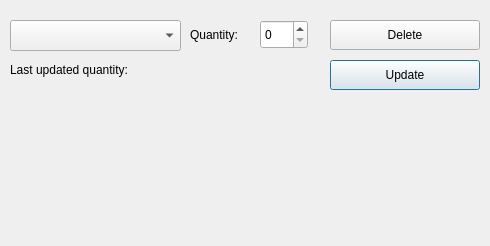
Qt form partupdate.ui (totargaming/AutomotiveRepairManagement) before a commit.
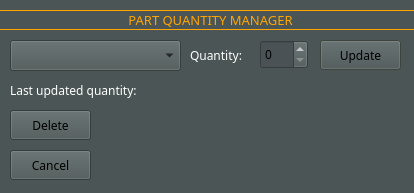
The same form after that commit.

Commit message: redesign Ui and add cancel btn

Patch:
```diff
--- a/partupdate.ui
+++ b/partupdate.ui
@@ -6,10 +6,497 @@
    <rect>
     <x>0</x>
     <y>0</y>
-    <width>490</width>
-    <height>246</height>
+    <width>414</width>
+    <height>193</height>
    </rect>
   </property>
+  <property name="palette">
+   <palette>
+    <active>
+     <colorrole role="WindowText">
+      <brush brushstyle="SolidPattern">
+       <color alpha="255">
+        <red>255</red>
+        <green>255</green>
+        <blue>255</blue>
+       </color>
+      </brush>
+     </colorrole>
+     <colorrole role="Button">
+      <brush brushstyle="SolidPattern">
+       <color alpha="255">
+        <red>75</red>
+        <green>85</green>
+        <blue>85</blue>
+       </color>
+      </brush>
+     </colorrole>
+     <colorrole role="Light">
+      <brush brushstyle="SolidPattern">
+       <color alpha="255">
+        <red>112</red>
+        <green>127</green>
+        <blue>127</blue>
+       </color>
+      </brush>
+     </colorrole>
+     <colorrole role="Midlight">
+      <brush brushstyle="SolidPattern">
+       <color alpha="255">
+        <red>93</red>
+        <green>106</green>
+        <blue>106</blue>
+       </color>
+      </brush>
+     </colorrole>
+     <colorrole role="Dark">
+      <brush brushstyle="SolidPattern">
+       <color alpha="255">
+        <red>37</red>
+        <green>42</green>
+        <blue>42</blue>
+       </color>
+      </brush>
+     </colorrole>
+     <colorrole role="Mid">
+      <brush brushstyle="SolidPattern">
+       <color alpha="255">
+        <red>50</red>
+        <green>57</green>
+        <blue>57</blue>
+       </color>
+      </brush>
+     </colorrole>
+     <colorrole role="Text">
+      <brush brushstyle="SolidPattern">
+       <color alpha="255">
+        <red>0</red>
+        <green>0</green>
+        <blue>0</blue>
+       </color>
+      </brush>
+     </colorrole>
+     <colorrole role="BrightText">
+      <brush brushstyle="SolidPattern">
+       <color alpha="255">
+        <red>255</red>
+        <green>255</green>
+        <blue>255</blue>
+       </color>
+      </brush>
+     </colorrole>
+     <colorrole role="ButtonText">
+      <brush brushstyle="SolidPattern">
+       <color alpha="255">
+        <red>0</red>
+        <green>0</green>
+        <blue>0</blue>
+       </color>
+      </brush>
+     </colorrole>
+     <colorrole role="Base">
+      <brush brushstyle="SolidPattern">
+       <color alpha="255">
+        <red>74</red>
+        <green>82</green>
+        <blue>85</blue>
+       </color>
+      </brush>
+     </colorrole>
+     <colorrole role="Window">
+      <brush brushstyle="SolidPattern">
+       <color alpha="255">
+        <red>75</red>
+        <green>85</green>
+        <blue>85</blue>
+       </color>
+      </brush>
+     </colorrole>
+     <colorrole role="Shadow">
+      <brush brushstyle="SolidPattern">
+       <color alpha="255">
+        <red>113</red>
+        <green>126</green>
+        <blue>130</blue>
+       </color>
+      </brush>
+     </colorrole>
+     <colorrole role="Highlight">
+      <brush brushstyle="SolidPattern">
+       <color alpha="255">
+        <red>76</red>
+        <green>85</green>
+        <blue>78</blue>
+       </color>
+      </brush>
+     </colorrole>
+     <colorrole role="AlternateBase">
+      <brush brushstyle="SolidPattern">
+       <color alpha="255">
+        <red>37</red>
+        <green>42</green>
+        <blue>42</blue>
+       </color>
+      </brush>
+     </colorrole>
+     <colorrole role="ToolTipBase">
+      <brush brushstyle="SolidPattern">
+       <color alpha="255">
+        <red>255</red>
+        <green>255</green>
+        <blue>220</blue>
+       </color>
+      </brush>
+     </colorrole>
+     <colorrole role="ToolTipText">
+      <brush brushstyle="SolidPattern">
+       <color alpha="255">
+        <red>0</red>
+        <green>0</green>
+        <blue>0</blue>
+       </color>
+      </brush>
+     </colorrole>
+     <colorrole role="PlaceholderText">
+      <brush brushstyle="SolidPattern">
+       <color alpha="127">
+        <red>255</red>
+        <green>255</green>
+        <blue>255</blue>
+       </color>
+      </brush>
+     </colorrole>
+     <colorrole role="Accent">
+      <brush brushstyle="SolidPattern">
+       <color alpha="255">
+        <red>0</red>
+        <green>255</green>
+        <blue>255</blue>
+       </color>
+      </brush>
+     </colorrole>
+    </active>
+    <inactive>
+     <colorrole role="WindowText">
+      <brush brushstyle="SolidPattern">
+       <color alpha="255">
+        <red>255</red>
+        <green>255</green>
+        <blue>255</blue>
+       </color>
+      </brush>
+     </colorrole>
+     <colorrole role="Button">
+      <brush brushstyle="SolidPattern">
+       <color alpha="255">
+        <red>75</red>
+        <green>85</green>
+        <blue>85</blue>
+       </color>
+      </brush>
+     </colorrole>
+     <colorrole role="Light">
+      <brush brushstyle="SolidPattern">
+       <color alpha="255">
+        <red>112</red>
+        <green>127</green>
+        <blue>127</blue>
+       </color>
+      </brush>
+     </colorrole>
+     <colorrole role="Midlight">
+      <brush brushstyle="SolidPattern">
+       <color alpha="255">
+        <red>93</red>
+        <green>106</green>
+        <blue>106</blue>
+       </color>
+      </brush>
+     </colorrole>
+     <colorrole role="Dark">
+      <brush brushstyle="SolidPattern">
+       <color alpha="255">
+        <red>37</red>
+        <green>42</green>
+        <blue>42</blue>
+       </color>
+      </brush>
+     </colorrole>
+     <colorrole role="Mid">
+      <brush brushstyle="SolidPattern">
+       <color alpha="255">
+        <red>50</red>
+        <green>57</green>
+        <blue>57</blue>
+       </color>
+      </brush>
+     </colorrole>
+     <colorrole role="Text">
+      <brush brushstyle="SolidPattern">
+       <color alpha="255">
+        <red>0</red>
+        <green>0</green>
+        <blue>0</blue>
+       </color>
+      </brush>
+     </colorrole>
+     <colorrole role="BrightText">
+      <brush brushstyle="SolidPattern">
+       <color alpha="255">
+        <red>255</red>
+        <green>255</green>
+        <blue>255</blue>
+       </color>
+      </brush>
+     </colorrole>
+     <colorrole role="ButtonText">
+      <brush brushstyle="SolidPattern">
+       <color alpha="255">
+        <red>0</red>
+        <green>0</green>
+        <blue>0</blue>
+       </color>
+      </brush>
+     </colorrole>
+     <colorrole role="Base">
+      <brush brushstyle="SolidPattern">
+       <color alpha="255">
+        <red>74</red>
+        <green>82</green>
+        <blue>85</blue>
+       </color>
+      </brush>
+     </colorrole>
+     <colorrole role="Window">
+      <brush brushstyle="SolidPattern">
+       <color alpha="255">
+        <red>75</red>
+        <green>85</green>
+        <blue>85</blue>
+       </color>
+      </brush>
+     </colorrole>
+     <colorrole role="Shadow">
+      <brush brushstyle="SolidPattern">
+       <color alpha="255">
+        <red>113</red>
+        <green>126</green>
+        <blue>130</blue>
+       </color>
+      </brush>
+     </colorrole>
+     <colorrole role="Highlight">
+      <brush brushstyle="SolidPattern">
+       <color alpha="255">
+        <red>76</red>
+        <green>85</green>
+        <blue>78</blue>
+       </color>
+      </brush>
+     </colorrole>
+     <colorrole role="AlternateBase">
+      <brush brushstyle="SolidPattern">
+       <color alpha="255">
+        <red>37</red>
+        <green>42</green>
+        <blue>42</blue>
+       </color>
+      </brush>
+     </colorrole>
+     <colorrole role="ToolTipBase">
+      <brush brushstyle="SolidPattern">
+       <color alpha="255">
+        <red>255</red>
+        <green>255</green>
+        <blue>220</blue>
+       </color>
+      </brush>
+     </colorrole>
+     <colorrole role="ToolTipText">
+      <brush brushstyle="SolidPattern">
+       <color alpha="255">
+        <red>0</red>
+        <green>0</green>
+        <blue>0</blue>
+       </color>
+      </brush>
+     </colorrole>
+     <colorrole role="PlaceholderText">
+      <brush brushstyle="SolidPattern">
+       <color alpha="127">
+        <red>255</red>
+        <green>255</green>
+        <blue>255</blue>
+       </color>
+      </brush>
+     </colorrole>
+     <colorrole role="Accent">
+      <brush brushstyle="SolidPattern">
+       <color alpha="255">
+        <red>0</red>
+        <green>255</green>
+        <blue>255</blue>
+       </color>
+      </brush>
+     </colorrole>
+    </inactive>
+    <disabled>
+     <colorrole role="WindowText">
+      <brush brushstyle="SolidPattern">
+       <color alpha="255">
+        <red>37</red>
+        <green>42</green>
+        <blue>42</blue>
+       </color>
+      </brush>
+     </colorrole>
+     <colorrole role="Button">
+      <brush brushstyle="SolidPattern">
+       <color alpha="255">
+        <red>75</red>
+        <green>85</green>
+        <blue>85</blue>
+       </color>
+      </brush>
+     </colorrole>
+     <colorrole role="Light">
+      <brush brushstyle="SolidPattern">
+       <color alpha="255">
+        <red>112</red>
+        <green>127</green>
+        <blue>127</blue>
+       </color>
+      </brush>
+     </colorrole>
+     <colorrole role="Midlight">
+      <brush brushstyle="SolidPattern">
+       <color alpha="255">
+        <red>93</red>
+        <green>106</green>
+        <blue>106</blue>
+       </color>
+      </brush>
+     </colorrole>
+     <colorrole role="Dark">
+      <brush brushstyle="SolidPattern">
+       <color alpha="255">
+        <red>37</red>
+        <green>42</green>
+        <blue>42</blue>
+       </color>
+      </brush>
+     </colorrole>
+     <colorrole role="Mid">
+      <brush brushstyle="SolidPattern">
+       <color alpha="255">
+        <red>50</red>
+        <green>57</green>
+        <blue>57</blue>
+       </color>
+      </brush>
+     </colorrole>
+     <colorrole role="Text">
+      <brush brushstyle="SolidPattern">
+       <color alpha="255">
+        <red>37</red>
+        <green>42</green>
+        <blue>42</blue>
+       </color>
+      </brush>
+     </colorrole>
+     <colorrole role="BrightText">
+      <brush brushstyle="SolidPattern">
+       <color alpha="255">
+        <red>255</red>
+        <green>255</green>
+        <blue>255</blue>
+       </color>
+      </brush>
+     </colorrole>
+     <colorrole role="ButtonText">
+      <brush brushstyle="SolidPattern">
+       <color alpha="255">
+        <red>37</red>
+        <green>42</green>
+        <blue>42</blue>
+       </color>
+      </brush>
+     </colorrole>
+     <colorrole role="Base">
+      <brush brushstyle="SolidPattern">
+       <color alpha="255">
+        <red>75</red>
+        <green>85</green>
+        <blue>85</blue>
+       </color>
+      </brush>
+     </colorrole>
+     <colorrole role="Window">
+      <brush brushstyle="SolidPattern">
+       <color alpha="255">
+        <red>75</red>
+        <green>85</green>
+        <blue>85</blue>
+       </color>
+      </brush>
+     </colorrole>
+     <colorrole role="Shadow">
+      <brush brushstyle="SolidPattern">
+       <color alpha="255">
+        <red>113</red>
+        <green>126</green>
+        <blue>130</blue>
+       </color>
+      </brush>
+     </colorrole>
+     <colorrole role="AlternateBase">
+      <brush brushstyle="SolidPattern">
+       <color alpha="255">
+        <red>75</red>
+        <green>85</green>
+        <blue>85</blue>
+       </color>
+      </brush>
+     </colorrole>
+     <colorrole role="ToolTipBase">
+      <brush brushstyle="SolidPattern">
+       <color alpha="255">
+        <red>255</red>
+        <green>255</green>
+        <blue>220</blue>
+       </color>
+      </brush>
+     </colorrole>
+     <colorrole role="ToolTipText">
+      <brush brushstyle="SolidPattern">
+       <color alpha="255">
+        <red>0</red>
+        <green>0</green>
+        <blue>0</blue>
+       </color>
+      </brush>
+     </colorrole>
+     <colorrole role="PlaceholderText">
+      <brush brushstyle="SolidPattern">
+       <color alpha="127">
+        <red>255</red>
+        <green>255</green>
+        <blue>255</blue>
+       </color>
+      </brush>
+     </colorrole>
+     <colorrole role="Accent">
+      <brush brushstyle="SolidPattern">
+       <color alpha="255">
+        <red>0</red>
+        <green>255</green>
+        <blue>255</blue>
+       </color>
+      </brush>
+     </colorrole>
+    </disabled>
+   </palette>
+  </property>
   <property name="windowTitle">
    <string>Dialog</string>
   </property>
@@ -17,11 +504,16 @@
    <property name="geometry">
     <rect>
      <x>10</x>
-     <y>60</y>
+     <y>80</y>
      <width>171</width>
      <height>20</height>
     </rect>
    </property>
+   <property name="font">
+    <font>
+     <family>Sitka</family>
+    </font>
+   </property>
    <property name="text">
     <string>Last updated quantity: </string>
    </property>
@@ -30,31 +522,46 @@
    <property name="geometry">
     <rect>
      <x>10</x>
-     <y>20</y>
+     <y>40</y>
      <width>171</width>
      <height>31</height>
     </rect>
    </property>
+   <property name="font">
+    <font>
+     <family>Sitka</family>
+    </font>
+   </property>
   </widget>
   <widget class="QSpinBox" name="quantitySelect">
    <property name="geometry">
     <rect>
      <x>260</x>
-     <y>20</y>
+     <y>40</y>
      <width>48</width>
      <height>29</height>
     </rect>
    </property>
+   <property name="font">
+    <font>
+     <family>Sitka</family>
+    </font>
+   </property>
   </widget>
   <widget class="QPushButton" name="updateBtn">
    <property name="geometry">
     <rect>
-     <x>330</x>
-     <y>60</y>
-     <width>150</width>
+     <x>320</x>
+     <y>40</y>
+     <width>81</width>
      <height>30</height>
     </rect>
    </property>
+   <property name="font">
+    <font>
+     <family>Sitka</family>
+    </font>
+   </property>
    <property name="text">
     <string>Update</string>
    </property>
@@ -63,11 +570,16 @@
    <property name="geometry">
     <rect>
      <x>190</x>
-     <y>20</y>
-     <width>51</width>
+     <y>40</y>
+     <width>61</width>
      <height>30</height>
     </rect>
    </property>
+   <property name="font">
+    <font>
+     <family>Sitka</family>
+    </font>
+   </property>
    <property name="text">
     <string>Quantity:</string>
    </property>
@@ -75,16 +587,67 @@
   <widget class="QPushButton" name="deleteBtn">
    <property name="geometry">
     <rect>
-     <x>330</x>
-     <y>20</y>
-     <width>150</width>
+     <x>10</x>
+     <y>110</y>
+     <width>81</width>
      <height>30</height>
     </rect>
    </property>
+   <property name="font">
+    <font>
+     <family>Sitka</family>
+    </font>
+   </property>
    <property name="text">
     <string>Delete</string>
    </property>
   </widget>
+  <widget class="QPushButton" name="cancelBtn">
+   <property name="geometry">
+    <rect>
+     <x>10</x>
+     <y>150</y>
+     <width>81</width>
+     <height>30</height>
+    </rect>
+   </property>
+   <property name="font">
+    <font>
+     <family>Sitka</family>
+    </font>
+   </property>
+   <property name="text">
+    <string>Cancel</string>
+   </property>
+  </widget>
+  <widget class="QLabel" name="Header">
+   <property name="geometry">
+    <rect>
+     <x>-30</x>
+     <y>10</y>
+     <width>481</width>
+     <height>20</height>
+    </rect>
+   </property>
+   <property name="font">
+    <font>
+     <family>Sitka</family>
+     <pointsize>10</pointsize>
+    </font>
+   </property>
+   <property name="styleSheet">
+    <string notr="true">color:orange;</string>
+   </property>
+   <property name="frameShape">
+    <enum>QFrame::Box</enum>
+   </property>
+   <property name="text">
+    <string>PART QUANTITY MANAGER</string>
+   </property>
+   <property name="alignment">
+    <set>Qt::AlignCenter</set>
+   </property>
+  </widget>
  </widget>
  <resources/>
  <connections/>
```
The commit also changes 56 other files.
